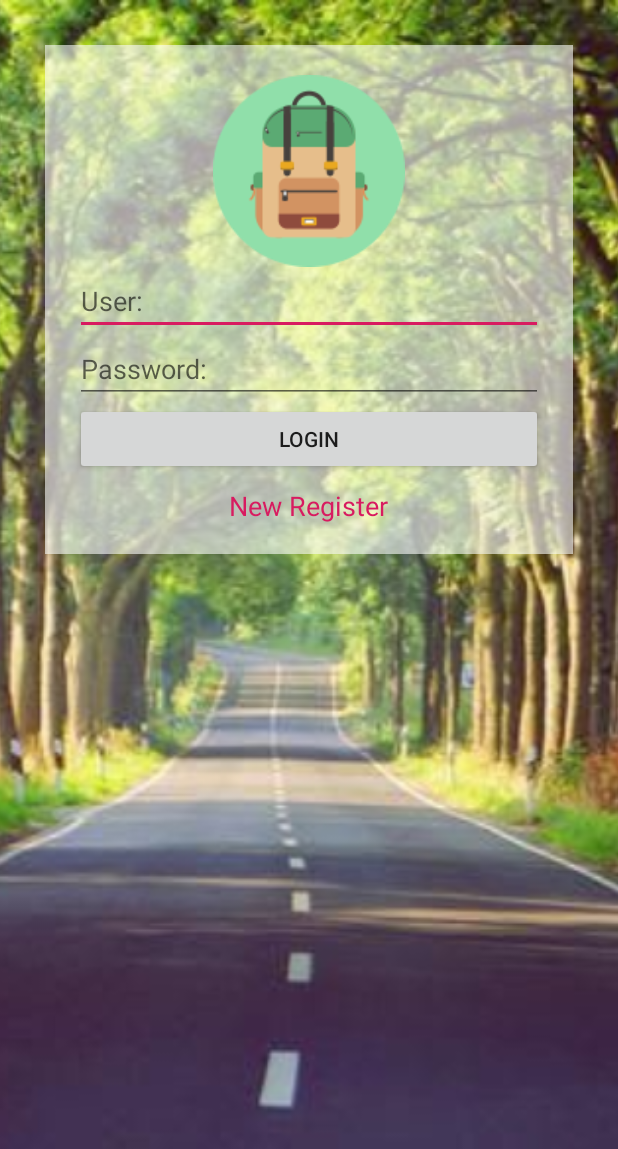
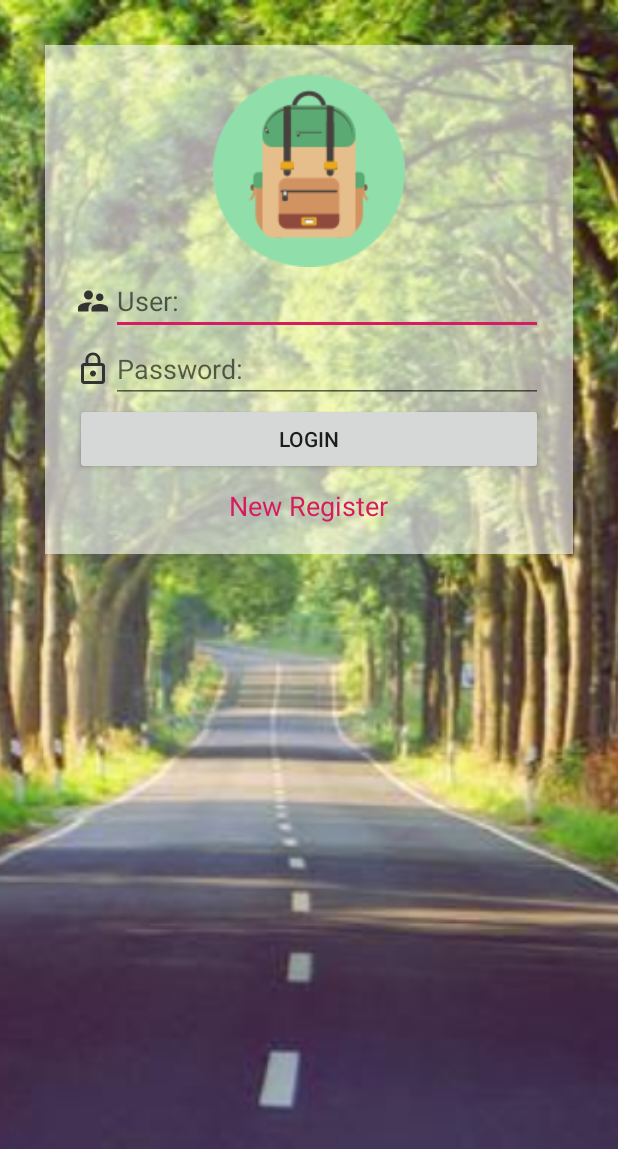
Before and after one commit to zumaker/beefriend, an Android app: the screen it shows after launch (MainActivity), on a phone screen of 412 x 824 dp. Shown: the top 1149 px of the screen. Run offline under Robolectric (Android 15) with nearby library versions, the phone set to English and light mode, and no system bars.

Commit message:
After lunch day2

```diff
--- a/app/build.gradle
+++ b/app/build.gradle
@@ -19,11 +19,12 @@ android {
 }
 
 dependencies {
-    implementation fileTree(dir: 'libs', include: ['*.jar'])
+    implementation fileTree(include: ['*.jar'], dir: 'libs')
     implementation 'com.android.support:appcompat-v7:28.0.0'
     implementation 'com.android.support.constraint:constraint-layout:1.1.3'
     implementation 'com.android.support:support-v4:28.0.0'
     testImplementation 'junit:junit:4.12'
     androidTestImplementation 'com.android.support.test:runner:1.0.2'
     androidTestImplementation 'com.android.support.test.espresso:espresso-core:3.0.2'
+    implementation files('libs/ftp4j-1.7.2.jar')
 }
--- a/app/src/main/res/layout/fragment_main.xml
+++ b/app/src/main/res/layout/fragment_main.xml
@@ -28,6 +28,16 @@
             android:layout_height="wrap_content" />
 
         <!--User-->
+        <LinearLayout
+            android:orientation="horizontal"
+            android:layout_width="match_parent"
+            android:layout_height="wrap_content">
+            <ImageView
+                android:layout_gravity="center_vertical"
+                android:src="@drawable/ic_action_user"
+                android:layout_width="wrap_content"
+                android:layout_height="wrap_content" />
+
             <EditText
 
                 android:inputType="text"
@@ -36,12 +46,29 @@
                 android:layout_width="match_parent"
                 android:layout_height="wrap_content" />
 
+        </LinearLayout>
+
+
         <!--Password-->
+        <LinearLayout
+            android:layout_width="match_parent"
+            android:layout_height="wrap_content">
+
+
+            <ImageView
+                android:layout_gravity="center_vertical"
+                android:src="@drawable/ic_action_lock"
+                android:layout_width="wrap_content"
+                android:layout_height="wrap_content" />
+
             <EditText
                 android:inputType="textPassword"
                 android:hint="Password:"
                 android:layout_width="match_parent"
                 android:layout_height="wrap_content" />
+        </LinearLayout>
+
+
         <!--Login-->
         <Button
             android:text="Login"
--- a/app/src/main/res/layout/fragment_register.xml
+++ b/app/src/main/res/layout/fragment_register.xml
@@ -70,7 +70,7 @@
                         android:layout_height="wrap_content"
 
 
-                        android:hint="Name"
+                        android:hint="Name :"
                         android:inputType="text" />
 
                 </LinearLayout>
```
Also changed, not shown: app/src/main/java/com/example/beefriend/RegisterFragment.java (+86 -0 lines), app/libs/ftp4j-1.7.2.jar (added). Lines whose indentation alone changed are shown as unchanged.
